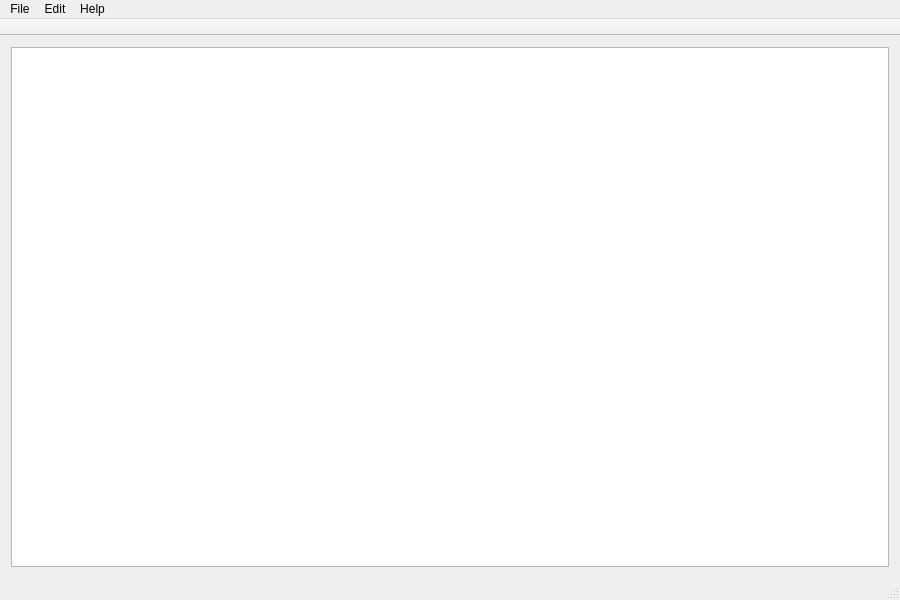
Old version of the form src/main_window.ui in the repository jiachen1119/gnss-sdr-monitor.
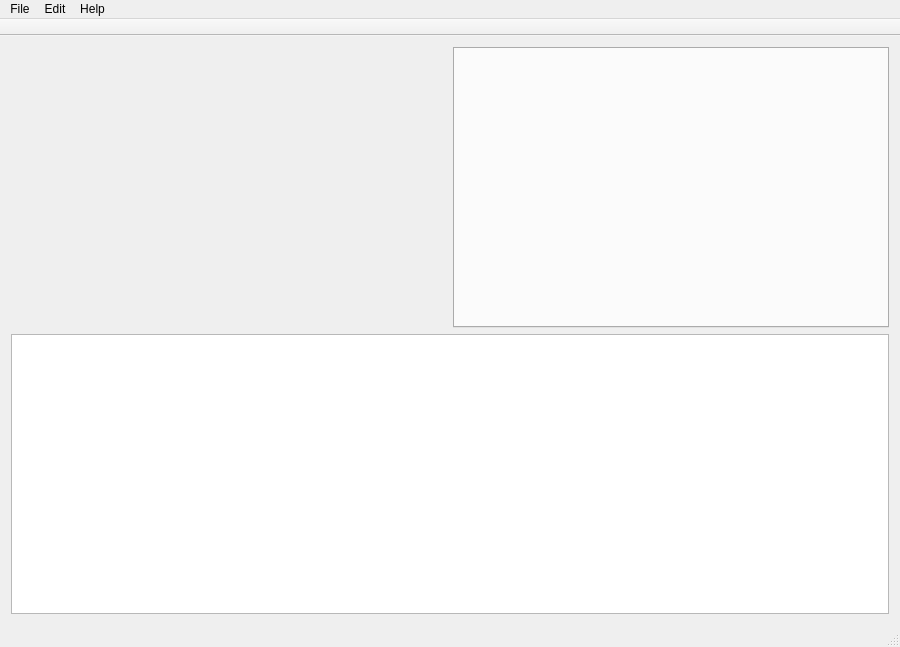
New version of the form. Icons and pictures are not drawn.

What changed in the file:
```diff
--- a/src/main_window.ui
+++ b/src/main_window.ui
@@ -7,7 +7,7 @@
     <x>0</x>
     <y>0</y>
     <width>900</width>
-    <height>600</height>
+    <height>647</height>
    </rect>
   </property>
   <property name="windowTitle">
@@ -20,7 +20,21 @@
   <widget class="QWidget" name="centralWidget">
    <layout class="QGridLayout" name="gridLayout">
     <item row="0" column="0">
-     <widget class="QTableView" name="tableView"/>
+     <layout class="QGridLayout" name="gridLayout_dashboard" rowstretch="1,1" columnstretch="1,1">
+      <item row="0" column="1">
+       <widget class="QTabWidget" name="tabWidget">
+        <property name="currentIndex">
+         <number>-1</number>
+        </property>
+       </widget>
+      </item>
+      <item row="1" column="0" colspan="2">
+       <widget class="QTableView" name="tableView"/>
+      </item>
+      <item row="0" column="0">
+       <widget class="QWidget" name="telecomWidget" native="true"/>
+      </item>
+     </layout>
     </item>
    </layout>
   </widget>
```
